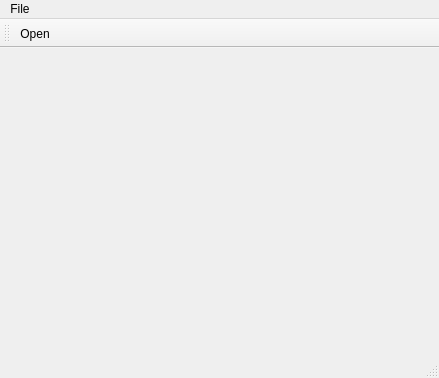
Qt form mainwindow.ui (RicoP/emdGLViewer) before a commit.
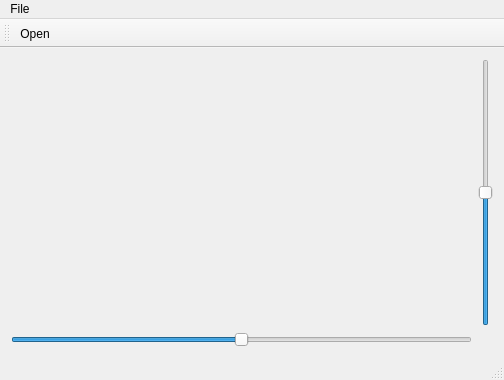
The same form after that commit. Icons and pictures are not drawn.

What changed in the file:
```diff
--- a/mainwindow.ui
+++ b/mainwindow.ui
@@ -6,8 +6,8 @@
    <rect>
     <x>0</x>
     <y>0</y>
-    <width>439</width>
-    <height>378</height>
+    <width>504</width>
+    <height>380</height>
    </rect>
   </property>
   <property name="windowTitle">
@@ -24,6 +24,32 @@
       </layout>
      </widget>
     </item>
+    <item row="1" column="0">
+     <widget class="QSlider" name="horizontalSlider">
+      <property name="minimum">
+       <number>-180</number>
+      </property>
+      <property name="maximum">
+       <number>180</number>
+      </property>
+      <property name="orientation">
+       <enum>Qt::Horizontal</enum>
+      </property>
+     </widget>
+    </item>
+    <item row="0" column="1">
+     <widget class="QSlider" name="verticalSlider">
+      <property name="minimum">
+       <number>-180</number>
+      </property>
+      <property name="maximum">
+       <number>180</number>
+      </property>
+      <property name="orientation">
+       <enum>Qt::Vertical</enum>
+      </property>
+     </widget>
+    </item>
    </layout>
   </widget>
   <widget class="QMenuBar" name="menuBar">
@@ -31,7 +57,7 @@
     <rect>
      <x>0</x>
      <y>0</y>
-     <width>439</width>
+     <width>504</width>
      <height>23</height>
     </rect>
    </property>
```
